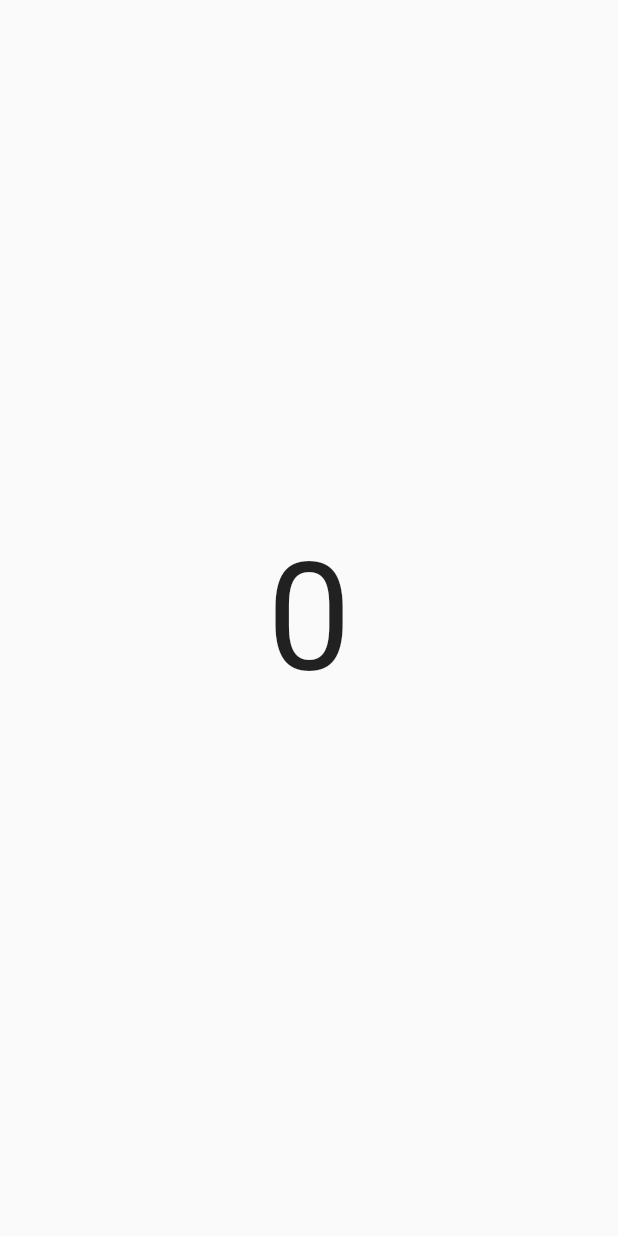
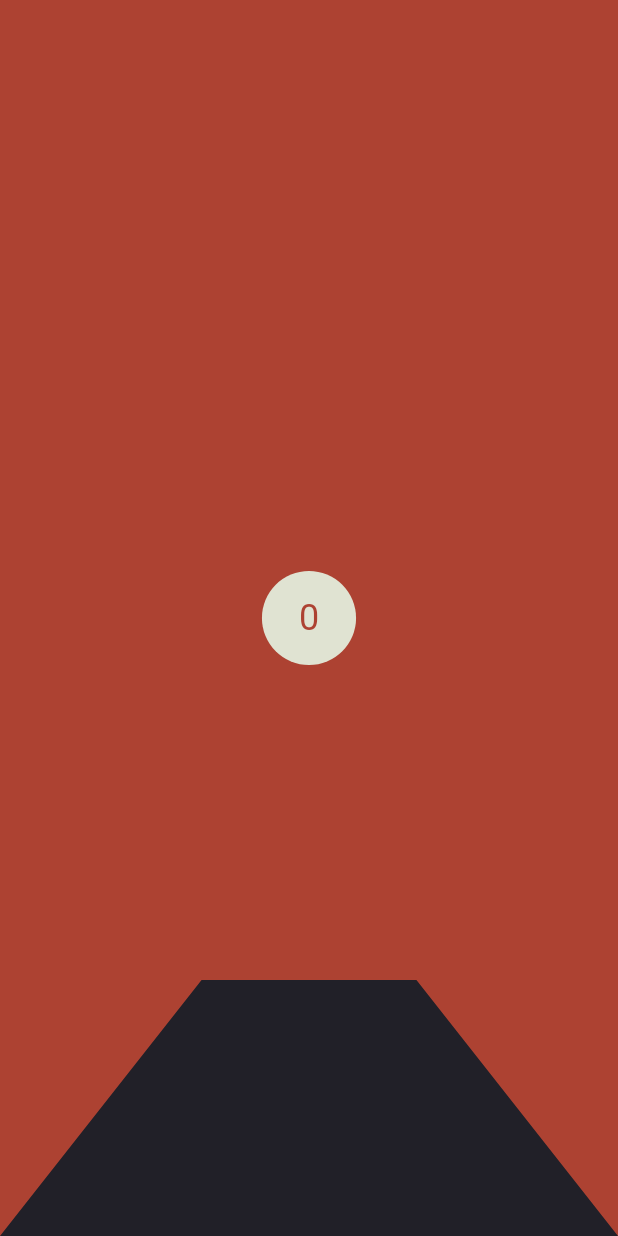
Before and after one commit to andrewyuysh/minimal_timer, a Flutter app: the screen it shows after launch, on a phone screen of 412 x 824 dp. Run offline on Flutter 3.47's test engine with Material 2 defaults, Android fonts, the phone set to English and light mode, and no system bars.

Commit message:
mimicking tycho's epoch album art

```diff
--- a/lib/main.dart
+++ b/lib/main.dart
@@ -2,13 +2,14 @@
 //setState() calls build (refreshes screen)
 //timerUpdate() is used to call setState() indirectly from mtimer.dart
 //if timer is running -> reset, overlapping _tick() calls are made
+
 ////_tick() call -> rendering display takes ~1.02 seconds, not exactly 1.00
 ////FIXED USING Timer.periodic() -> _tick() instead of each _tick() running its own timer
 //var timer = new Timer();
 //Timer timer; what's the diff?
+//mgestures?
 
 import 'package:flutter/material.dart';
-
 import 'package:minimal_timer/mtimer.dart';
 
 void main() => runApp(new MyApp());
@@ -82,11 +83,13 @@ class _MyHomePageState extends State<MyHomePage> {
   }
 
   //function for drag gestures
-  drag() {}
+  drag(DragUpdateDetails details) {
+    timer.dragTime(details);
+  }
 
   //function for tap gestures
   tap() {
-    timer.fullScreenButton();
+    timer.tap();
     setState(() {});
   }
 
@@ -97,40 +100,91 @@ class _MyHomePageState extends State<MyHomePage> {
 
   @override
   Widget build(BuildContext context) {
-    // This method is rerun every time setState is called, for instance as done
-    // by the _incrementCounter method above.
-    //
-    // The Flutter framework has been optimized to make rerunning build methods
-    // fast, so that you can just rebuild anything that needs updating rather
-    // than having to individually change instances of widgets.
     return new Scaffold(
-      body: new Container(
-        alignment: Alignment.center,
+      body: new Stack(
+        children: <Widget>[
+          new Container(
+            constraints: BoxConstraints.expand(),
+            // height: MediaQuery.of(context).size.height,
+            // width: MediaQuery.of(context).size.width,
+            color: Color(0xff212028), //MOUNTAIN COLOR
+            child: new ClipPath(
+              clipper: MountainClipper(),
+              child: Container(
+                color: Color(0xffad4232), //SKY COLOR
                 child: new Stack(
                   children: <Widget>[
-            new Center(
-              child: new Text('${sec2str(timer.currentTime.inSeconds)}',
-                  style: TextStyle(fontSize: 100.0)),
+                    Center(
+                      child: new Container(
+                        height:
+                            MediaQuery.of(context).size.width * 312.0 / 2048.0,
+                        width:
+                            MediaQuery.of(context).size.width * 312.0 / 2048.0,
+                        decoration: new BoxDecoration(
+                          shape: BoxShape.circle,
+                          color: Color(0xffe0e3d2), //SUN COLOR
+                        ),
+                        child: new Center(
+                          child: new Text(
+                            '${sec2str(timer.currentTime.inSeconds)}',
+                            style: TextStyle(
+                              fontSize: 24.0,
+                              color: Color(0xffad4232),
+                            ),
+                          ),
+                        ),
+                      ),
+                    ),
+                  ],
+                ),
+              ),
+            ),
           ),
           new GestureDetector(
             onTap: tap,
-              onVerticalDragUpdate: (details) {
-                if (timer.state == timerState.ready) {
-                  dragCounter += (details.primaryDelta);
-                  if (dragCounter < -30) {
-                    timer.startTime += Duration(seconds: 1);
-                    dragCounter = 0.0;
-                    timer.reset();
-                  } else if (dragCounter > 30) {
-                    timer.startTime -= Duration(seconds: 1);
-                    dragCounter = 0.0;
-                    timer.reset();
+            onVerticalDragUpdate: (details) => drag(details),
+          ),
+        ],
+      ),
+    );
   }
-                  // setState(() {});
 }
-              },
-              // onLongPress: fullScreenButton,
-            )
+
+// new Stack(
+//   children: <Widget>[
+//     new Center(
+//       child: new Container(
+//         height: 200.0,
+//         width: 200.0,
+//         decoration: new BoxDecoration(
+//           shape: BoxShape.circle,
+//           color: Colors.red,
+//         ),
+//       ),
+//     ),
+//     new ClipPath(
+//       child: new Container(
+//         alignment: Alignment.bottomCenter,
+//         height: 200.0,
+//         width: 200.0,
+//         decoration: new BoxDecoration(
+//           shape: BoxShape.rectangle,
+//           color: Colors.blue,
+//         ),
+//       ),
+//       clipper: MountainClipper(),
+//     ),
+//     new Center(
+//       child: new Text(
+//         '${sec2str(timer.currentTime.inSeconds)}',
+//         style: TextStyle(fontSize: 100.0),
+//       ),
+//     ),
+//     new GestureDetector(
+//       onTap: tap,
+//       onVerticalDragUpdate: (details) => drag(details),
+//     ),
+
 // new Opacity(
 //   opacity: 0.4,
 //   child: new RawMaterialButton(
@@ -140,9 +194,26 @@ class _MyHomePageState extends State<MyHomePage> {
 //         minHeight: double.infinity, minWidth: double.infinity),
 //   ),
 // ),
-          ],
-        ),
-      ),
-    );
+
+class MountainClipper extends CustomClipper<Path> {
+  @override
+  Path getClip(Size size) {
+    var path = Path();
+    path.lineTo(0.0, size.height);
+    double heightratio = 848.0 / 1300.0;
+    // path.lineTo(size.width / 2.0,
+    //     size.height - (size.width / 2.0 * 1.28)); // 45deg right triangle
+    path.lineTo(size.width / 2.0 * heightratio,
+        size.height - (heightratio * size.width / 2.0 * 1.27));
+    path.lineTo(size.width - size.width / 2.0 * heightratio,
+        size.height - (heightratio * size.width / 2.0 * 1.27));
+
+    path.lineTo(size.width, size.height);
+    path.lineTo(size.width, 0.0);
+    path.close();
+    return path;
   }
+
+  @override
+  bool shouldReclip(CustomClipper<Path> oldClipper) => false;
 }
```
Also changed, not shown: lib/mtimer.dart (+16 -1 lines). Lines whose indentation alone changed are shown as unchanged.
